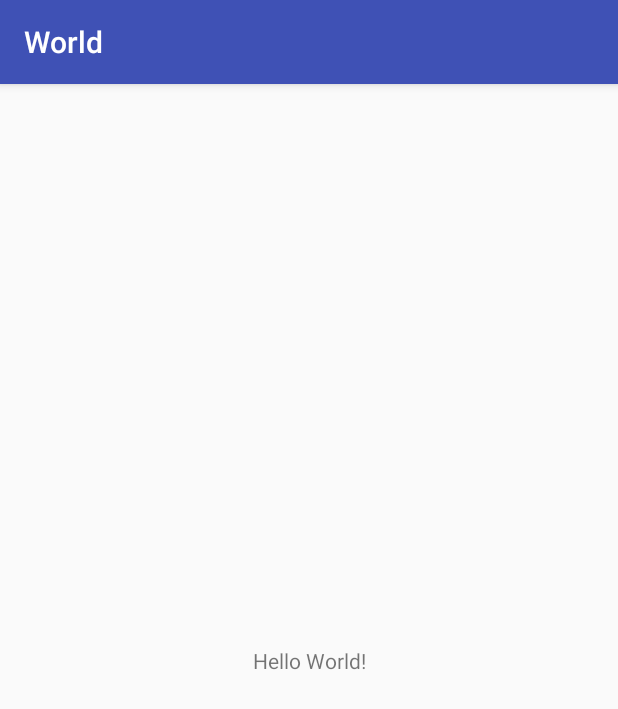
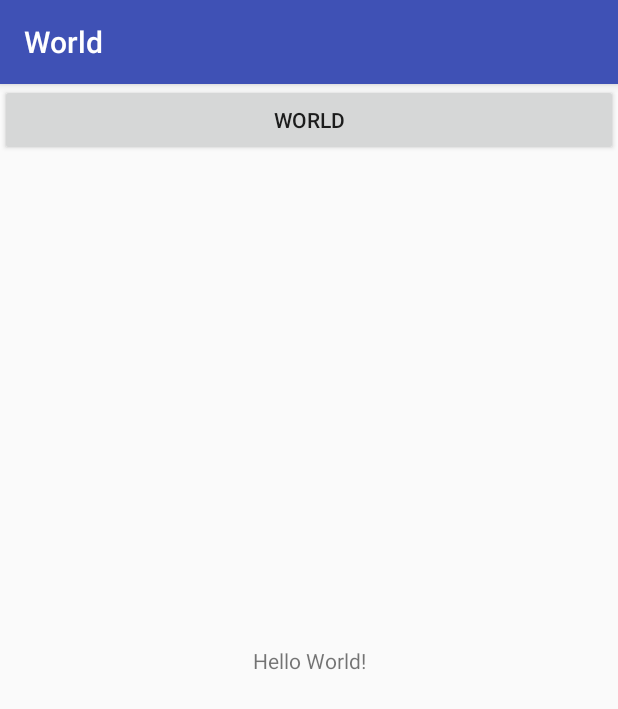
Before and after one commit to AshishSharma112009/OurWorld, an Android app: the screen it shows after launch (MainActivity), on a phone screen of 412 x 824 dp. Shown: the top 709 px of the screen. Run offline under Robolectric (Android 15) with nearby library versions, the phone set to English and light mode, and no system bars.

Commit message:
added button

```diff
--- a/app/src/main/res/layout/activity_main.xml
+++ b/app/src/main/res/layout/activity_main.xml
@@ -15,5 +15,9 @@
         app:layout_constraintLeft_toLeftOf="parent"
         app:layout_constraintRight_toRightOf="parent"
         app:layout_constraintTop_toTopOf="parent" />
+    <Button
+        android:layout_width="match_parent"
+        android:layout_height="wrap_content"
+        android:text="@string/app_name"/>
 
 </android.support.constraint.ConstraintLayout>
--- /dev/null
+++ b/settings.gradle
@@ -0,0 +1 @@
+include ':app'
```
Also changed, not shown: gradle.properties (added, +17 -0 lines), gradle/wrapper/gradle-wrapper.properties (added), 4 other files.
